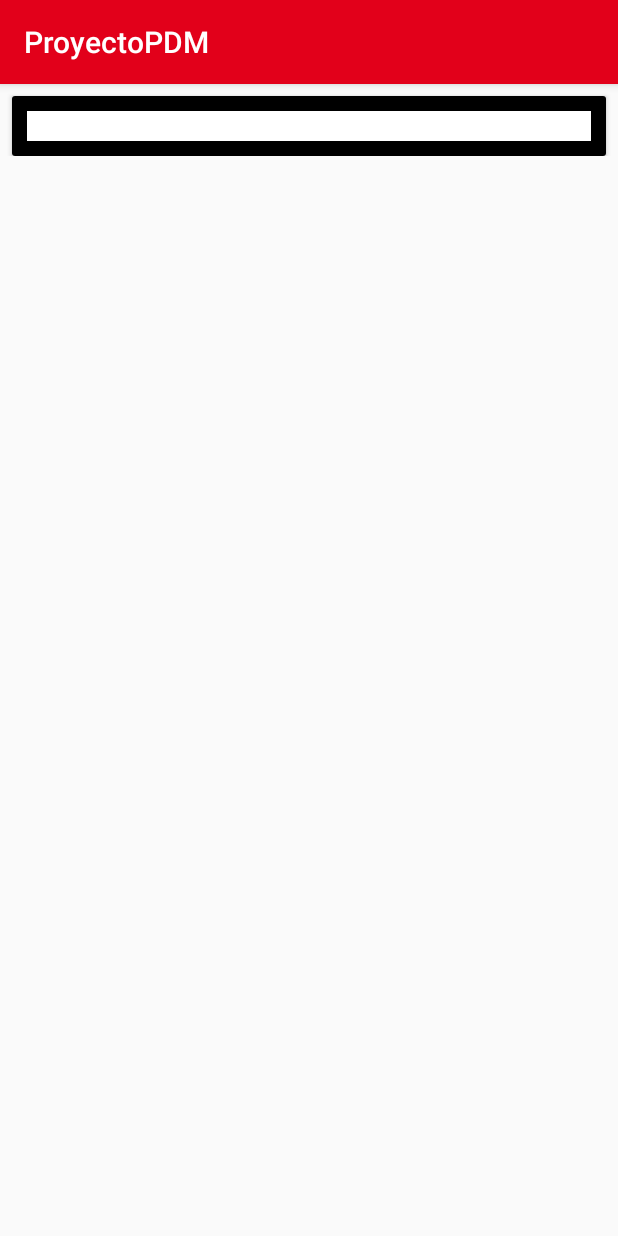
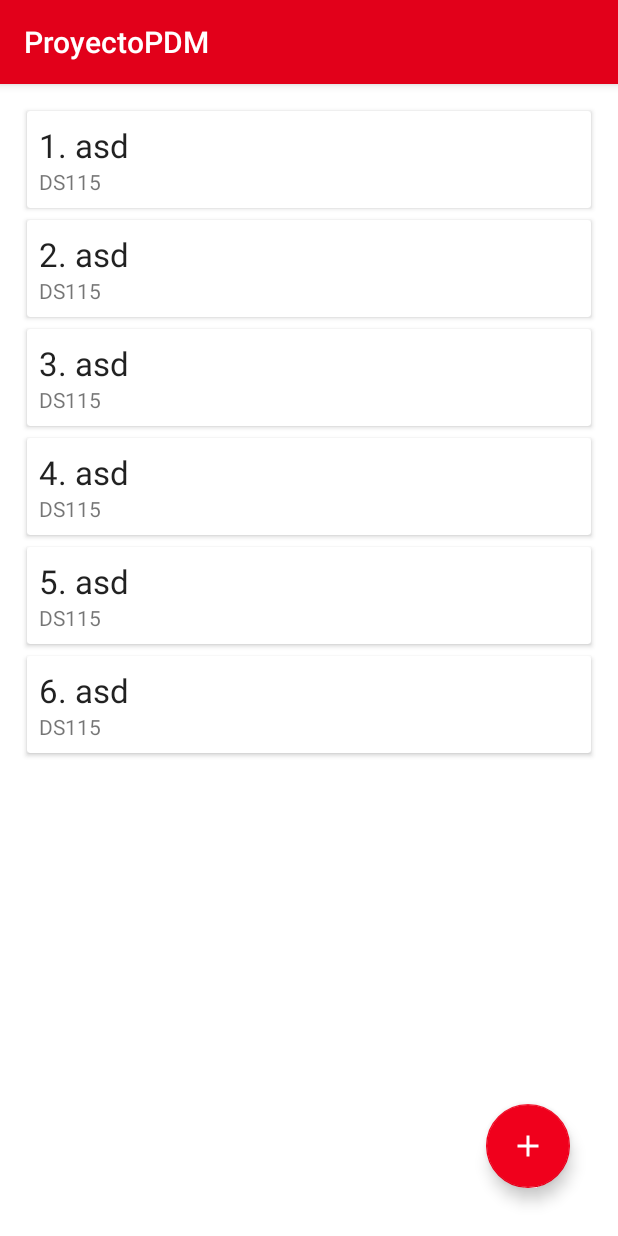
Before and after one commit to Freduart/ProyectoPDM, an Android app: the EvaluacionActivity screen opened directly, with no data from a screen before it, on a phone screen of 412 x 824 dp. Run offline under Robolectric (Android 15) with nearby library versions, the phone set to English and light mode, and no system bars; our stand-ins replace Room's generated code.

Commit message:
dependencia material + datos de prueba evaluaciones + boton flotante y layouts arreglados
añadida dependencia material para utilizar floatactionbutton
datos de prueba para evaluación en la base de datos (requiere limpiar datos de aplicación en dispositivo)
layouts de evaluación ajustados y con botón flotante

```diff
--- a/ProyectoPDM/app/build.gradle
+++ b/ProyectoPDM/app/build.gradle
@@ -59,6 +59,9 @@ dependencies {
     implementation 'androidx.appcompat:appcompat:1.1.0'
     implementation 'androidx.constraintlayout:constraintlayout:1.1.3'
 
+    //librería material para el botón flotante
+    implementation 'com.google.android.material:material:1.0.0'
+
 
     //Libreria para implementar cardview
     implementation "androidx.cardview:cardview:1.0.0"
--- a/ProyectoPDM/app/src/main/java/sv/ues/fia/eisi/proyectopdm/Adapter/EvaluacionAdapter.java
+++ b/ProyectoPDM/app/src/main/java/sv/ues/fia/eisi/proyectopdm/Adapter/EvaluacionAdapter.java
@@ -10,7 +10,6 @@ import java.util.ArrayList;
 import java.util.List;
 import sv.ues.fia.eisi.proyectopdm.R;
 import sv.ues.fia.eisi.proyectopdm.db.entity.Evaluacion;
-import sv.ues.fia.eisi.proyectopdm.db.entity.Asignatura;
 
 public class EvaluacionAdapter extends RecyclerView.Adapter<EvaluacionAdapter.EvaluacionHolder> {
     private List<Evaluacion> evaluaciones=new ArrayList<>();
--- a/ProyectoPDM/app/src/main/java/sv/ues/fia/eisi/proyectopdm/DataBase.java
+++ b/ProyectoPDM/app/src/main/java/sv/ues/fia/eisi/proyectopdm/DataBase.java
@@ -177,6 +177,12 @@ public abstract class DataBase extends RoomDatabase {
             tipoEvaluacionDao.insertarTipoEv(new TipoEvaluacion(1, "Ordinario"));
             tipoEvaluacionDao.insertarTipoEv(new TipoEvaluacion(2, "Repetido"));
             tipoEvaluacionDao.insertarTipoEv(new TipoEvaluacion(3, "Diferido"));
+            evaluacionDao.insertEvaluacion(new Evaluacion(1,"DOCEISI1",1,"DS115","asd","111111","111111","asdfaDSASFD","111111",2));
+            evaluacionDao.insertEvaluacion(new Evaluacion(2,"DOCEISI1",1,"DS115","asd","111111","111111","asdfaDSASFD","111111",2));
+            evaluacionDao.insertEvaluacion(new Evaluacion(3,"DOCEISI1",1,"DS115","asd","111111","111111","asdfaDSASFD","111111",2));
+            evaluacionDao.insertEvaluacion(new Evaluacion(4,"DOCEISI1",1,"DS115","asd","111111","111111","asdfaDSASFD","111111",2));
+            evaluacionDao.insertEvaluacion(new Evaluacion(5,"DOCEISI1",1,"DS115","asd","111111","111111","asdfaDSASFD","111111",2));
+            evaluacionDao.insertEvaluacion(new Evaluacion(6,"DOCEISI1",1,"DS115","asd","111111","111111","asdfaDSASFD","111111",2));
             cargoDao.insertCargo(new Cargo(1, 1, "Director"));
             cargoDao.insertCargo(new Cargo(2, 1, "Jefe de Dpto. de Comunicaciones y CC. de la Computación"));
             cargoDao.insertCargo(new Cargo(3, 1, "Jefe de Dpto. de Programación y Manejo de datos"));
--- a/ProyectoPDM/app/src/main/res/layout/activity_evaluacion.xml
+++ b/ProyectoPDM/app/src/main/res/layout/activity_evaluacion.xml
@@ -1,28 +1,27 @@
 <?xml version="1.0" encoding="utf-8"?>
-<ScrollView xmlns:android="http://schemas.android.com/apk/res/android"
+<androidx.coordinatorlayout.widget.CoordinatorLayout
+    xmlns:android="http://schemas.android.com/apk/res/android"
     xmlns:tools="http://schemas.android.com/tools"
     android:layout_width="match_parent"
-    android:layout_height="wrap_content"
-    android:orientation="vertical"
-    android:fillViewport="true"
+    android:layout_height="match_parent"
     tools:context=".EvaluacionActivity">
-    <androidx.cardview.widget.CardView
+    <!--<androidx.cardview.widget.CardView
         android:layout_width="match_parent"
-        android:layout_height="wrap_content"
+        android:layout_height="match_parent"
         android:layout_marginStart="8dp"
         android:layout_marginTop="8dp"
         android:layout_marginEnd="8dp">
         <LinearLayout
                     android:layout_width="match_parent"
-            android:layout_height="wrap_content"
+                    android:layout_height="match_parent"
                     android:layout_marginTop="0dp"
                     android:background="@color/colorNegro"
                     android:foreground="?attr/selectableItemBackground"
                     android:orientation="vertical"
-            android:padding="10dp">
+                    android:padding="10dp">-->
                     <LinearLayout
                         android:layout_width="match_parent"
-                android:layout_height="wrap_content"
+                        android:layout_height="match_parent"
                         android:layout_marginTop="0dp"
                         android:background="@color/colorBlanco"
                         android:foreground="?attr/selectableItemBackground"
@@ -32,8 +31,14 @@
                             android:id="@+id/recycler_eval_view"
                             android:layout_width="match_parent"
                             android:layout_height="match_parent"
-                    tools:listitem="@layout/evaluacion_item"/>
+                            tools:listitem="@layout/evaluacion_item" />
+
                             </LinearLayout>
-        </LinearLayout>
-    </androidx.cardview.widget.CardView>
-</ScrollView>
+            <com.google.android.material.floatingactionbutton.FloatingActionButton
+                android:id="@+id/add_eval_button"
+                android:layout_width="wrap_content"
+                android:layout_height="wrap_content"
+                android:src="@drawable/ic_add"
+                android:layout_gravity="bottom|end"
+                android:layout_margin="32dp"/>
+        </androidx.coordinatorlayout.widget.CoordinatorLayout>
--- a/ProyectoPDM/app/src/main/res/layout/evaluacion_item.xml
+++ b/ProyectoPDM/app/src/main/res/layout/evaluacion_item.xml
@@ -1,7 +1,7 @@
 <?xml version="1.0" encoding="utf-8"?>
 <androidx.cardview.widget.CardView xmlns:android="http://schemas.android.com/apk/res/android"
     android:layout_width="match_parent"
-    android:layout_height="match_parent"
+    android:layout_height="wrap_content"
     android:layout_marginEnd="8dp"
     android:layout_marginStart="8dp"
     android:layout_marginTop="8dp">
```
Lines whose indentation alone changed are shown as unchanged.
